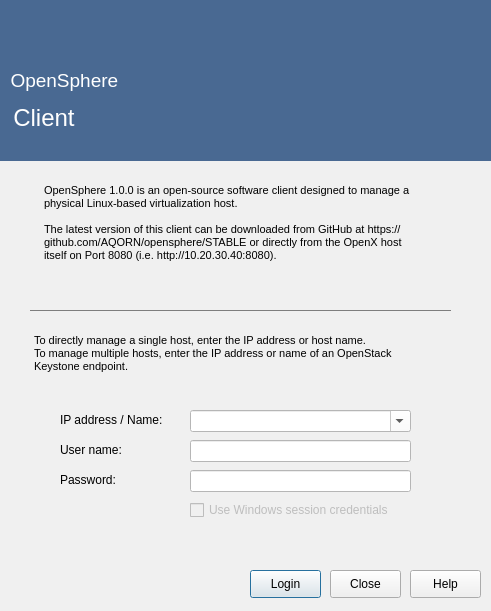
Above: start_ui.ui from AQORN/opensphere before the change. Below: the same form after it.
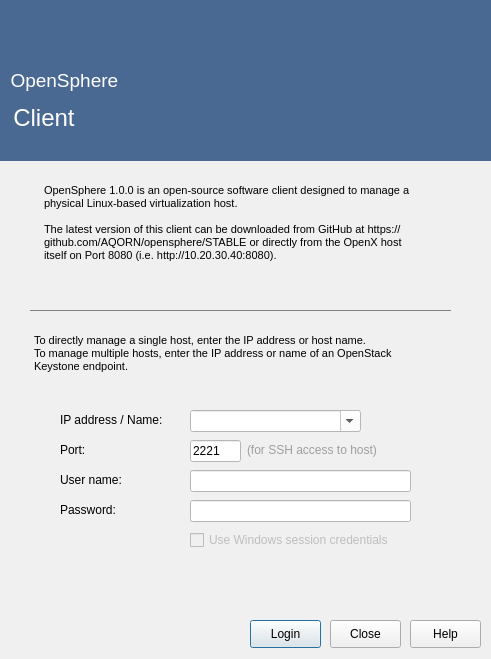
That is the form after the change. Icons and pictures are not drawn.

What changed in the file:
```diff
--- a/start_ui.ui
+++ b/start_ui.ui
@@ -7,7 +7,7 @@
     <x>0</x>
     <y>0</y>
     <width>491</width>
-    <height>611</height>
+    <height>659</height>
    </rect>
   </property>
   <property name="windowTitle">
@@ -144,7 +144,7 @@
    <property name="geometry">
     <rect>
      <x>250</x>
-     <y>570</y>
+     <y>620</y>
      <width>71</width>
      <height>28</height>
     </rect>
@@ -163,7 +163,7 @@
    <property name="geometry">
     <rect>
      <x>410</x>
-     <y>570</y>
+     <y>620</y>
      <width>71</width>
      <height>28</height>
     </rect>
@@ -199,7 +199,7 @@
     <rect>
      <x>190</x>
      <y>410</y>
-     <width>221</width>
+     <width>171</width>
      <height>22</height>
     </rect>
    </property>
@@ -217,7 +217,7 @@
    <property name="geometry">
     <rect>
      <x>190</x>
-     <y>470</y>
+     <y>500</y>
      <width>221</width>
      <height>22</height>
     </rect>
@@ -233,7 +233,7 @@
    <property name="geometry">
     <rect>
      <x>330</x>
-     <y>570</y>
+     <y>620</y>
      <width>71</width>
      <height>28</height>
     </rect>
@@ -252,7 +252,7 @@
    <property name="geometry">
     <rect>
      <x>190</x>
-     <y>500</y>
+     <y>530</y>
      <width>221</width>
      <height>20</height>
     </rect>
@@ -268,7 +268,7 @@
    <property name="geometry">
     <rect>
      <x>190</x>
-     <y>440</y>
+     <y>470</y>
      <width>221</width>
      <height>22</height>
     </rect>
@@ -281,7 +281,7 @@
    <property name="geometry">
     <rect>
      <x>60</x>
-     <y>440</y>
+     <y>470</y>
      <width>111</width>
      <height>20</height>
     </rect>
@@ -294,7 +294,7 @@
    <property name="geometry">
     <rect>
      <x>60</x>
-     <y>470</y>
+     <y>500</y>
      <width>111</width>
      <height>20</height>
     </rect>
@@ -307,9 +307,9 @@
    <property name="geometry">
     <rect>
      <x>60</x>
-     <y>535</y>
-     <width>391</width>
-     <height>20</height>
+     <y>559</y>
+     <width>351</width>
+     <height>41</height>
     </rect>
    </property>
    <property name="styleSheet">
@@ -319,6 +319,64 @@
     <string/>
    </property>
   </widget>
+  <widget class="QLineEdit" name="port_lineEdit">
+   <property name="geometry">
+    <rect>
+     <x>190</x>
+     <y>440</y>
+     <width>51</width>
+     <height>22</height>
+    </rect>
+   </property>
+   <property name="styleSheet">
+    <string notr="true">background-color: rgb(255, 255, 255);</string>
+   </property>
+   <property name="text">
+    <string>2221</string>
+   </property>
+  </widget>
+  <widget class="QLabel" name="label_7">
+   <property name="geometry">
+    <rect>
+     <x>60</x>
+     <y>440</y>
+     <width>71</width>
+     <height>20</height>
+    </rect>
+   </property>
+   <property name="font">
+    <font>
+     <weight>50</weight>
+     <bold>false</bold>
+    </font>
+   </property>
+   <property name="text">
+    <string>Port:</string>
+   </property>
+  </widget>
+  <widget class="QLabel" name="label_8">
+   <property name="geometry">
+    <rect>
+     <x>247</x>
+     <y>440</y>
+     <width>171</width>
+     <height>20</height>
+    </rect>
+   </property>
+   <property name="font">
+    <font>
+     <weight>50</weight>
+     <italic>false</italic>
+     <bold>false</bold>
+    </font>
+   </property>
+   <property name="styleSheet">
+    <string notr="true">color: rgb(158, 158, 158);</string>
+   </property>
+   <property name="text">
+    <string>(for SSH access to host)</string>
+   </property>
+  </widget>
  </widget>
  <tabstops>
   <tabstop>hostname_comboBox</tabstop>
```
